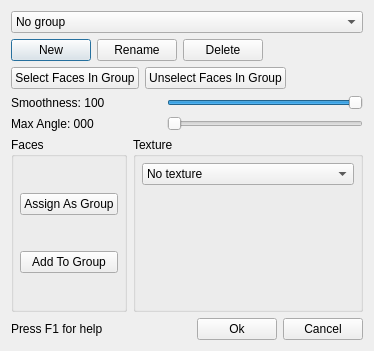
zturtleman/mm3d, file src/qtui/groupwin.ui: the form before one commit.
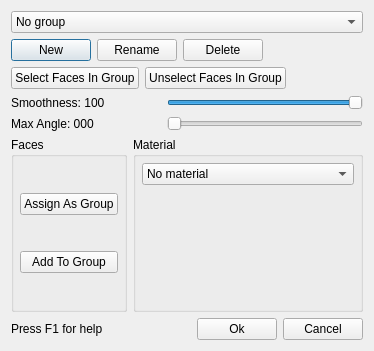
The form after the commit. Custom widgets are drawn as their Qt base class.

Commit message: Rename texture to material in Edit Groups window

Diff of the .ui file:
```diff
--- a/src/qtui/groupwin.ui
+++ b/src/qtui/groupwin.ui
@@ -304,7 +304,7 @@
      <item>
       <widget class="QGroupBox" name="m_textureGroupBox">
        <property name="title">
-        <string>Texture</string>
+        <string>Material</string>
        </property>
        <layout class="QVBoxLayout">
         <property name="spacing">
@@ -326,7 +326,7 @@
          <widget class="QComboBox" name="m_textureComboBox">
           <item>
            <property name="text">
-            <string>No texture</string>
+            <string>No material</string>
            </property>
           </item>
          </widget>
```
